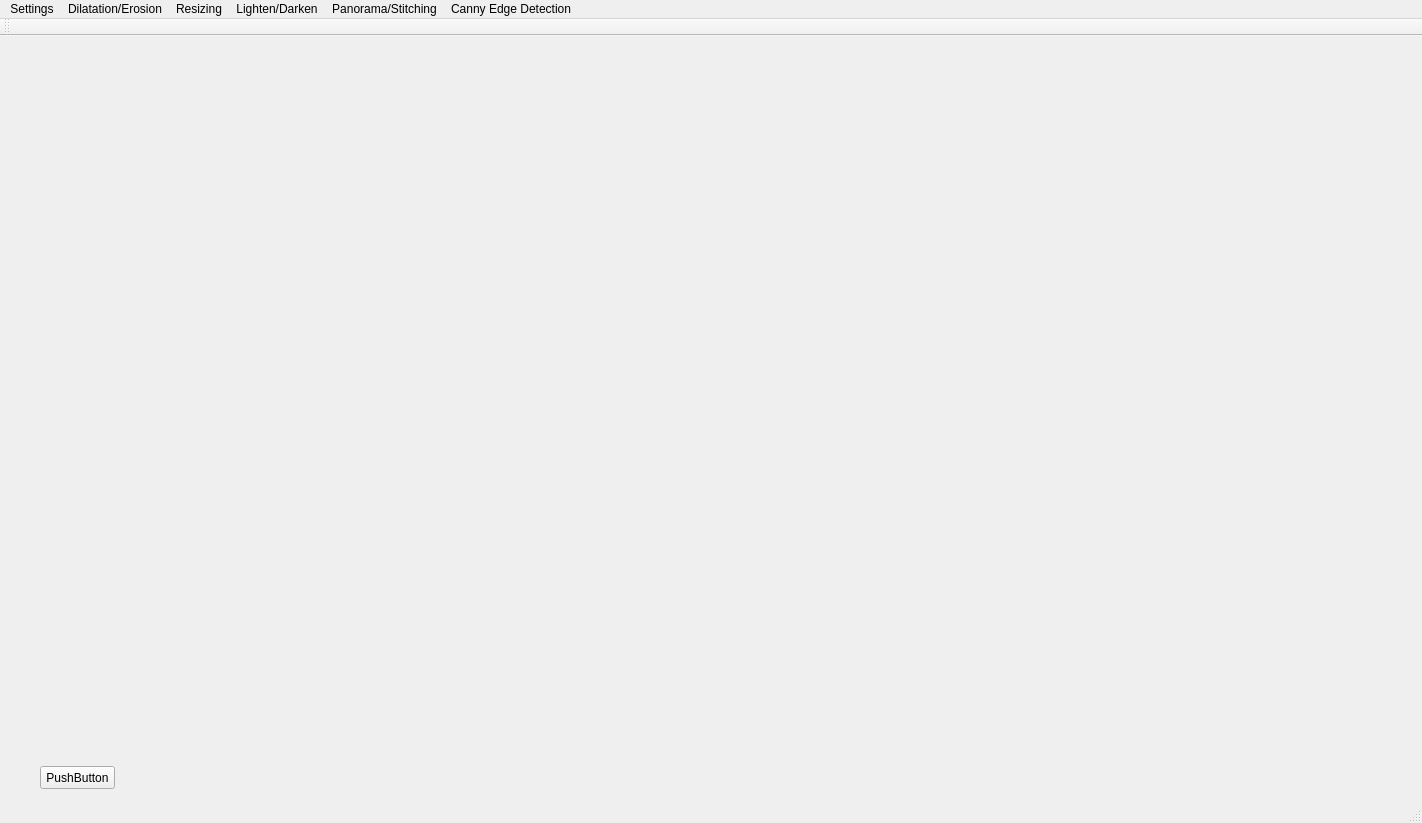
Before: the Qt Designer form QtAppMultimedia/QtAppMultimedia.ui in LaitNoisette/Multimedia-Application-Final-Project, drawn with Qt 5.
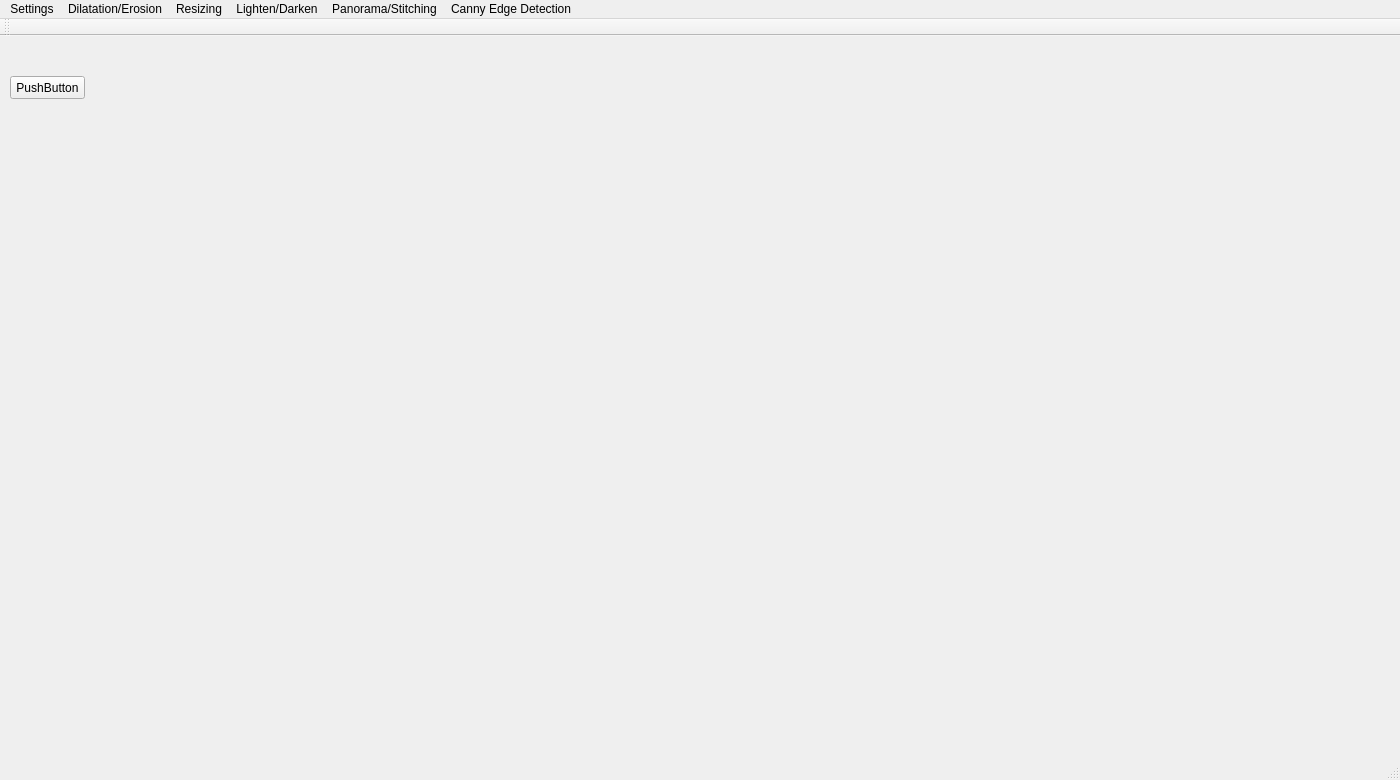
After: the same form once the commit is applied.

What changed in the file:
```diff
--- a/QtAppMultimedia/QtAppMultimedia.ui
+++ b/QtAppMultimedia/QtAppMultimedia.ui
@@ -6,8 +6,8 @@
    <rect>
     <x>0</x>
     <y>0</y>
-    <width>1422</width>
-    <height>823</height>
+    <width>1400</width>
+    <height>780</height>
    </rect>
   </property>
   <property name="windowTitle">
@@ -17,8 +17,8 @@
    <widget class="QPushButton" name="pushButton">
     <property name="geometry">
      <rect>
-      <x>40</x>
-      <y>730</y>
+      <x>10</x>
+      <y>40</y>
       <width>75</width>
       <height>23</height>
      </rect>
@@ -30,8 +30,8 @@
    <widget class="QLabel" name="PictureApp">
     <property name="geometry">
      <rect>
-      <x>10</x>
-      <y>0</y>
+      <x>110</x>
+      <y>10</y>
       <width>1280</width>
       <height>720</height>
      </rect>
@@ -49,7 +49,7 @@
     <rect>
      <x>0</x>
      <y>0</y>
-     <width>1422</width>
+     <width>1400</width>
      <height>21</height>
     </rect>
    </property>
```
Left out of the diff: 63 changed lines with no effect on the pictures.
